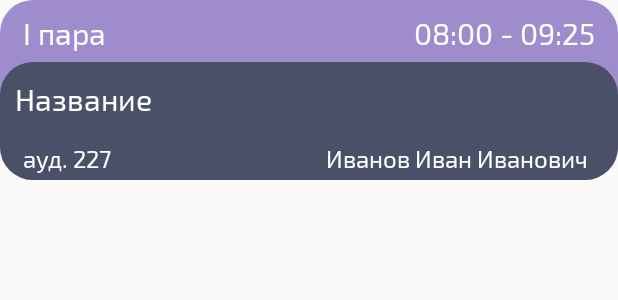
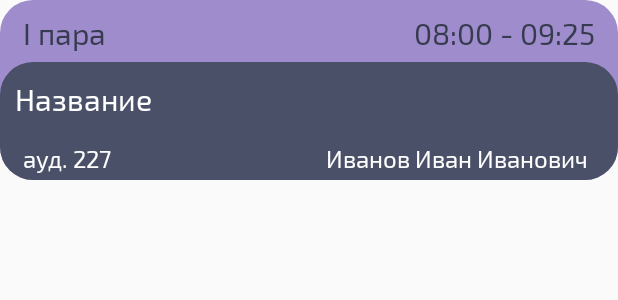
Before and after one commit to Rikhus/APTApp, an Android app: the layout subject_view.xml on its own in the app's theme, with its tools: preview values and no code run, on a phone screen of 412 x 824 dp. Shown: the top 300 px of the screen. Run offline under Robolectric (Android 15) with nearby library versions, the phone set to English and light mode, and no system bars; network calls fail.

Commit message:
добавлена темная тема, а также страница настроек

```diff
--- a/app/src/main/res/layout/subject_view.xml
+++ b/app/src/main/res/layout/subject_view.xml
@@ -25,7 +25,7 @@
             android:layout_weight="1"
             android:gravity="center|start"
             android:textSize="20sp"
-            android:textColor="?attr/apt_text_color"
+            android:textColor="?attr/colorPrimary"
             android:text="I пара"/>
         <TextView
             android:id="@+id/subjectTimeView"
@@ -34,7 +34,7 @@
             android:layout_weight="1"
             android:textSize="20sp"
             android:gravity="center|end"
-            android:textColor="?attr/apt_text_color"
+            android:textColor="?attr/colorPrimary"
             android:text="08:00 - 09:25"/>
     </LinearLayout>
 
--- a/app/src/main/res/layout/subject_view_for_first_subgroup.xml
+++ b/app/src/main/res/layout/subject_view_for_first_subgroup.xml
@@ -24,7 +24,7 @@
             android:layout_weight="1"
             android:gravity="center|start"
             android:textSize="20sp"
-            android:textColor="?attr/apt_text_color"
+            android:textColor="?attr/colorPrimary"
             android:text="I пара"/>
         <TextView
             android:id="@+id/subjectTimeView"
@@ -33,7 +33,7 @@
             android:layout_weight="1"
             android:textSize="20sp"
             android:gravity="center|end"
-            android:textColor="?attr/apt_text_color"
+            android:textColor="?attr/colorPrimary"
             android:text="08:00 - 09:25"/>
     </LinearLayout>
 
--- a/app/src/main/res/layout/subject_view_for_second_subgroup.xml
+++ b/app/src/main/res/layout/subject_view_for_second_subgroup.xml
@@ -24,7 +24,7 @@
             android:layout_weight="1"
             android:gravity="center|start"
             android:textSize="20sp"
-            android:textColor="?attr/apt_text_color"
+            android:textColor="?attr/colorPrimary"
             android:text="I пара"/>
         <TextView
             android:id="@+id/subjectTimeView"
@@ -33,7 +33,7 @@
             android:layout_weight="1"
             android:textSize="20sp"
             android:gravity="center|end"
-            android:textColor="?attr/apt_text_color"
+            android:textColor="?attr/colorPrimary"
             android:text="08:00 - 09:25"/>
     </LinearLayout>
 
--- a/app/src/main/res/layout/subject_view_for_two_subgroups.xml
+++ b/app/src/main/res/layout/subject_view_for_two_subgroups.xml
@@ -25,7 +25,7 @@
             android:layout_weight="1"
             android:gravity="center|start"
             android:textSize="20sp"
-            android:textColor="?attr/apt_text_color"
+            android:textColor="?attr/colorPrimary"
             android:text="I пара"/>
         <TextView
             android:id="@+id/subjectTimeView"
@@ -34,7 +34,7 @@
             android:layout_weight="1"
             android:textSize="20sp"
             android:gravity="center|end"
-            android:textColor="?attr/apt_text_color"
+            android:textColor="?attr/colorPrimary"
             android:text="08:00 - 09:25"/>
     </LinearLayout>
 
```
